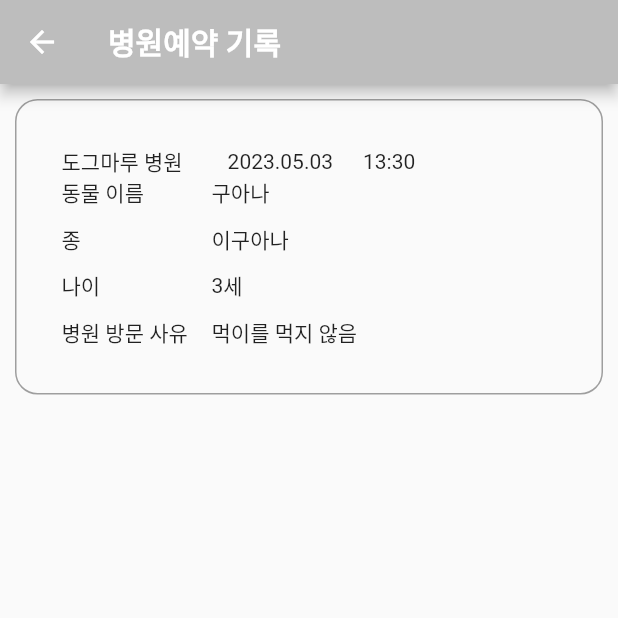
After one commit to senior-project-AnimoGram/Frontend, a Flutter app: the HospitalReservationRecord screen opened directly, on a phone screen of 412 x 824 dp, the top half of it. The commit adds this screen. Run offline on Flutter 3.47's test engine with Material 2 defaults, Android fonts, the phone set to English and light mode, and no system bars; our stand-ins replace dio, get.

Commit message:
create my info page, hospital record page / modify sign up

```diff
--- a/lib/main.dart
+++ b/lib/main.dart
@@ -1,4 +1,4 @@
-import 'package:anipet/screen/login/login_screen.dart';
+import 'package:anipet/screen/splash_screen.dart';
 import 'package:flutter/material.dart';
 import 'package:get/get.dart';
 
@@ -6,7 +6,7 @@ void main() {
   runApp(
     const GetMaterialApp(
       debugShowCheckedModeBanner: false,
-      home: LogInScreen(),
+      home: SplashScreen(),
     ),
   );
 }
--- /dev/null
+++ b/lib/screen/hospital_record_component.dart
@@ -0,0 +1,121 @@
+import 'package:flutter/material.dart';
+
+class HospitalRecordComponent extends StatelessWidget {
+  final String hospitalName;
+  final String reservationDay;
+  final String reservationTime;
+  final String petName;
+  final String breed;
+  final String age;
+  final String visitingReason;
+
+  const HospitalRecordComponent({
+    required this.hospitalName,
+    required this.reservationDay,
+    required this.reservationTime,
+    required this.petName,
+    required this.breed,
+    required this.age,
+    required this.visitingReason,
+    Key? key,
+  }) : super(key: key);
+
+  @override
+  Widget build(BuildContext context) {
+    final TextStyle categoryStyle = TextStyle(
+      fontSize: 16.5,
+    );
+    final double categoryWidth = 100;
+    return Container(
+      decoration: BoxDecoration(
+        border: Border.all(
+          color: Colors.grey,
+          width: 1,
+        ),
+        borderRadius: BorderRadius.circular(15.0),
+      ),
+      child: Padding(
+        padding: const EdgeInsets.all(30.0),
+        child: Column(
+          crossAxisAlignment: CrossAxisAlignment.center,
+          mainAxisAlignment: MainAxisAlignment.start,
+          children: [
+            Row(
+              children: [
+                Text(
+                  hospitalName, //병원 이름
+                ),
+                SizedBox(
+                  width: 30.0,
+                ),
+                Text(
+                  reservationDay, //예약 날짜
+                ),
+                SizedBox(
+                  width: 20.0,
+                ),
+                Text(
+                  reservationTime, //예약 시간
+                ),
+              ],
+            ),
+            Row(
+              children: [
+                Container(
+                  width: categoryWidth,
+                  child: Text(
+                    '동물 이름', //동물 이름
+                  ),
+                ),
+                Text(petName),
+              ],
+            ),
+            SizedBox(
+              height: 10.0,
+            ),
+            Row(
+              children: [
+                Container(
+                  width: categoryWidth,
+                  child: Text(
+                    '종',
+                  ),
+                ),
+                Text(breed),
+              ],
+            ),
+            SizedBox(
+              height: 10.0,
+            ),
+            Row(
+              children: [
+                Container(
+                  width: categoryWidth,
+                  child: Text(
+                    '나이',
+                  ),
+                ),
+                Text(age),
+                Text('세'),
+              ],
+            ),
+            SizedBox(
+              height: 10.0,
+            ),
+            Row(
+              children: [
+                Container(
+                  width: categoryWidth,
+                  child: Text(
+                    '병원 방문 사유', //병원 방문사유
+                  ),
+                ),
+                Text(visitingReason),
+              ],
+            ),
+          ],
+        ),
+      ),
+    );
+  }
+}
--- /dev/null
+++ b/lib/screen/hospital_record_list.dart
@@ -0,0 +1,25 @@
+import 'package:anipet/screen/hospital_record_component.dart';
+import 'package:flutter/material.dart';
+
+class HospitalRecordList extends StatelessWidget {
+  const HospitalRecordList({Key? key}) : super(key: key);
+
+  @override
+  Widget build(BuildContext context) {
+    return SingleChildScrollView(
+      child: Column(
+        children: [
+          HospitalRecordComponent(
+            hospitalName: '도그마루 병원',
+            reservationDay: '2023.05.03',
+            reservationTime: '13:30',
+            petName: '구아나',
+            breed: '이구아나',
+            age: '3',
+            visitingReason: '먹이를 먹지 않음',
+          ),
+        ],
+      ),
+    );
+  }
+}
--- a/lib/screen/hospital_reservation/hospital_reservation_controller.dart
+++ b/lib/screen/hospital_reservation/hospital_reservation_controller.dart
@@ -2,13 +2,13 @@ import 'package:flutter/material.dart';
 import 'package:get/get.dart';
 
 class HospitalReservationController extends GetxController {
-
   TextEditingController hospitalNameTextController = TextEditingController();
   TextEditingController reservationDayTextController = TextEditingController();
   TextEditingController reservationTimeTextController = TextEditingController();
 
   TextEditingController petNameTextController = TextEditingController();
   TextEditingController breedTextController = TextEditingController();
+  TextEditingController ageTextController = TextEditingController();
   TextEditingController visitingReasonTextController = TextEditingController();
 
   @override
@@ -23,7 +23,5 @@ class HospitalReservationController extends GetxController {
     super.onReady();
   }
 
-  void onHospitalReservationButtonClicked() {
-
-  }
+  void onHospitalReservationButtonClicked() {}
 }
--- /dev/null
+++ b/lib/screen/hospital_reservation_record.dart
@@ -0,0 +1,35 @@
+import 'package:anipet/screen/hospital_record_list.dart';
+import 'package:flutter/material.dart';
+
+class HospitalReservationRecord extends StatelessWidget {
+  const HospitalReservationRecord({Key? key}) : super(key: key);
+
+  @override
+  Widget build(BuildContext context) {
+    return Scaffold(
+      appBar: AppBar(
+        backgroundColor: Colors.grey[400],
+        title: const Text(
+          '병원예약 기록',
+          style: TextStyle(
+            fontSize: 20.0,
+            fontWeight: FontWeight.w600,
+          ),
+        ),
+      ),
+      body: SafeArea(
+        child: Container(
+          width: MediaQuery.of(context).size.width,
+          child: Padding(
+            padding: const EdgeInsets.fromLTRB(10, 10, 10, 0),
+            child: Column(
+              children: [
+                HospitalRecordList(),
+              ],
+            ),
+          ),
+        ),
+      ),
+    );
+  }
+}
--- a/lib/screen/login/login_screen.dart
+++ b/lib/screen/login/login_screen.dart
@@ -1,5 +1,3 @@
-import 'package:anipet/screen/login/login_screen_controller.dart';
-import 'package:anipet/screen/signup/signup_screen.dart';
 import 'package:flutter/material.dart';
 import 'package:get/get.dart';
 
@@ -7,6 +5,8 @@ import '../../component/big_logo.dart';
 import '../../component/bottom_button.dart';
 import '../../component/text_and_textfield.dart';
 import '../../const/colors.dart';
+import '../main_screen/main_screen.dart';
+import 'login_screen_controller.dart';
 
 class LogInScreen extends StatelessWidget {
   const LogInScreen({Key? key}) : super(key: key);
@@ -39,7 +39,7 @@ class LogInScreen extends StatelessWidget {
                 BottomButton(
                   buttonName: 'LOGIN',
                   onPressed: () {
-                    Get.offAll(() => SignUpScreen());
+                    Get.offAll(() => MainScreen());
                     loginScreenController.onLoginButtonClick();
                   },
                 ),
```
Also changed, not shown: lib/screen/hamburger_button.dart (+9 -5 lines), lib/screen/hospital_reservation/hospital_reservation_screen.dart (+12 -3 lines), lib/screen/my_information.dart (added, +162 -0 lines), lib/screen/my_post.dart (added, +118 -0 lines), lib/screen/signup/signup_screen.dart (+31 -7 lines), lib/screen/signup/signup_screen_controller.dart (+12 -0 lines), lib/screen/splash_screen.dart (+43 -3 lines).
